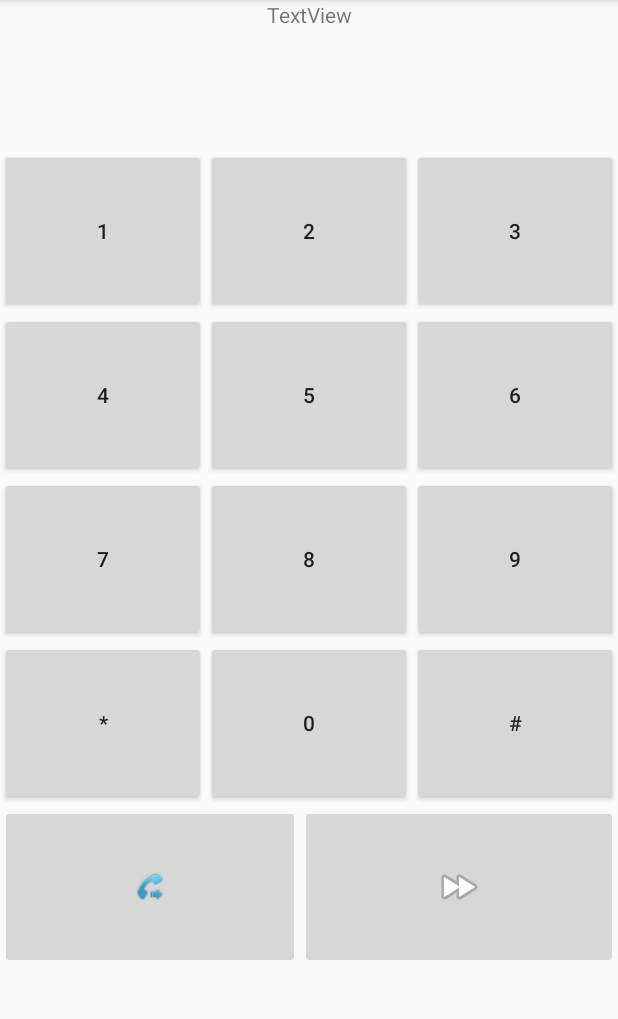
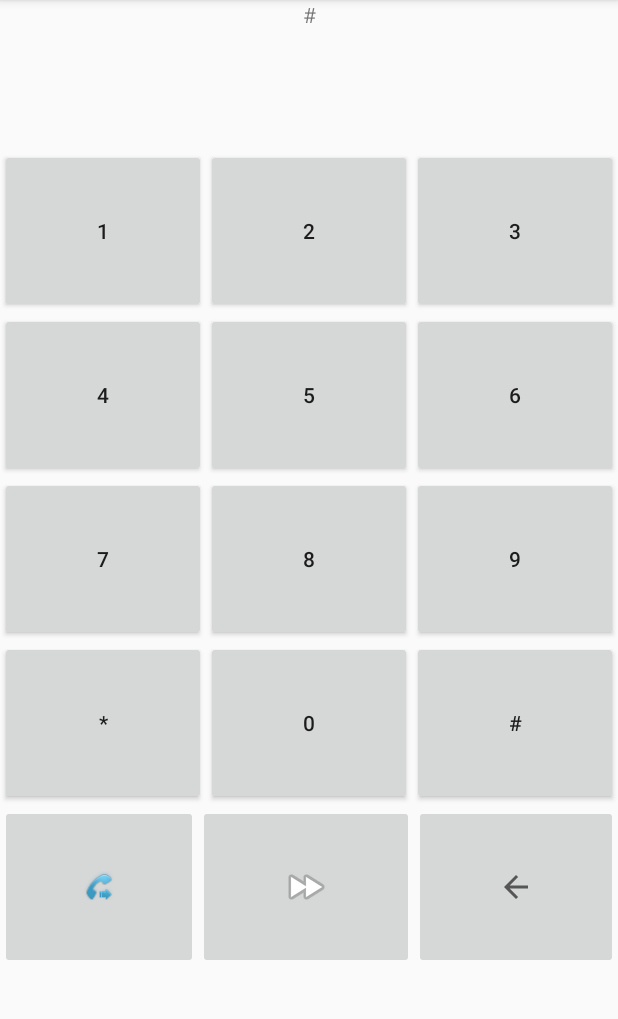
Before and after one commit to HYUEOS/2017esc_contact, an Android app: the screen it shows after launch (DialActivity), after a tap on an icon or button, on a phone screen of 412 x 824 dp, the part 84-1103 px from its top. Run offline under Robolectric (Android 15) with nearby library versions, the phone set to English and light mode, and no system bars.

```diff
--- a/ESC_CONTACT_2017/app/src/main/java/com/sejin/esc_contact_2017/DialActivity.java
+++ b/ESC_CONTACT_2017/app/src/main/java/com/sejin/esc_contact_2017/DialActivity.java
@@ -1,14 +1,21 @@
 package com.sejin.esc_contact_2017;
 
+import android.media.Image;
 import android.support.v7.app.AppCompatActivity;
 import android.os.Bundle;
+import android.view.View;
 import android.widget.Button;
+import android.widget.ImageButton;
+import android.widget.TextView;
 
-public class DialActivity extends AppCompatActivity  {
+public class DialActivity extends AppCompatActivity implements View.OnClickListener {
 
     Button btn1,btn2,btn3,btn4,btn5,btn6,btn7,btn8,btn9;
     Button btnAsteroid,btn0,btnCrossHatch;
 
+    TextView tvNumberPanel;
+
+    ImageButton btnErase;
 
     @Override
     protected void onCreate(Bundle savedInstanceState) {
@@ -30,13 +37,71 @@ public class DialActivity extends AppCompatActivity  {
         btn7=(Button)findViewById(R.id.button7);
         btn8=(Button)findViewById(R.id.button8);
         btn9=(Button)findViewById(R.id.button9);
+
         btnAsteroid=(Button)findViewById(R.id.button_asteroid);
         btnCrossHatch=(Button)findViewById(R.id.button_Crosshatch);
+        btnErase=(ImageButton)findViewById(R.id.eraseImgBtn);
+        tvNumberPanel=(TextView)findViewById(R.id.numPanel);
+
+        btnErase.setOnLongClickListener(new View.OnLongClickListener() {
+            @Override
+            public boolean onLongClick(View v) {
+                tvNumberPanel.setText(null);
+                return false;
+            }
+        });
 
     }
 
 
+    @Override
+    public void onClick(View v) {
+        switch (v.getId()){
+            case R.id.button0:
+                tvNumberPanel.append("0");
+                break;
+            /**  case문 오른쪽에는 상수가 와야해서 getId() 를 사용할 수 없어요.
+             * 빨간줄에 커서 가져다 대면 에러메세지 뜨는데 에러메세지 읽는법 알려주세요 **/
+            //case btn1.getId():
+            case R.id.button1:
+                tvNumberPanel.append("1");
+                break;
+            case R.id.button2:
+                tvNumberPanel.append("2");
+                break;
+            case R.id.button3:
+                tvNumberPanel.append("3");
+                break;
+            case R.id.button4:
+                tvNumberPanel.append("4");
+                break;
+            case R.id.button5:
+                tvNumberPanel.append("5");
+                break;
+            case R.id.button6:
+                tvNumberPanel.append("6");
+                break;
+            case R.id.button7:
+                tvNumberPanel.append("7");
+                break;
+            case R.id.button8:
+                tvNumberPanel.append("8");
+                break;
+            case R.id.button9:
+                tvNumberPanel.append("9");
+                break;
+            case R.id.button_asteroid:
+                tvNumberPanel.append("*");
+                break;
+            case R.id.button_Crosshatch:
+                tvNumberPanel.append("#");
+                break;
+            case R.id.eraseImgBtn:
+                String temp = tvNumberPanel.getText().toString();
+                if (temp.length()> 0) tvNumberPanel.setText(temp.substring(0,temp.length()-1));
+                break;
+//            case R.id.nextActivityImgBtn:
 
-
-
+        }
+    }
 }
--- a/ESC_CONTACT_2017/app/src/main/res/layout/activity_dial.xml
+++ b/ESC_CONTACT_2017/app/src/main/res/layout/activity_dial.xml
@@ -14,7 +14,6 @@
         android:layout_width="match_parent"
         android:layout_height="60dp"
         android:layout_weight="0.11"
-        android:text="TextView"
         android:textAlignment="center" />
 
     <LinearLayout
@@ -174,7 +173,7 @@
         android:orientation="horizontal">
 
         <ImageButton
-            android:id="@+id/imageButton2"
+            android:id="@+id/callImgBtn"
             android:layout_width="wrap_content"
             android:layout_height="match_parent"
             android:layout_weight="1"
@@ -182,12 +181,21 @@
             app:srcCompat="@android:drawable/stat_sys_phone_call_forward" />
 
         <ImageButton
-            android:id="@+id/imageButton"
+            android:id="@+id/nextActivityImgBtn"
             android:layout_width="wrap_content"
             android:layout_height="match_parent"
             android:layout_weight="1"
             android:onClick="onClick"
             app:srcCompat="@android:drawable/ic_media_ff" />
+
+        <ImageButton
+            android:id="@+id/eraseImgBtn"
+            android:layout_width="wrap_content"
+            android:layout_height="match_parent"
+            android:layout_weight="1"
+            android:onClick="onClick"
+            android:src="?android:attr/homeAsUpIndicator"
+            android:text="Button" />
     </LinearLayout>
 
 </LinearLayout>
```
